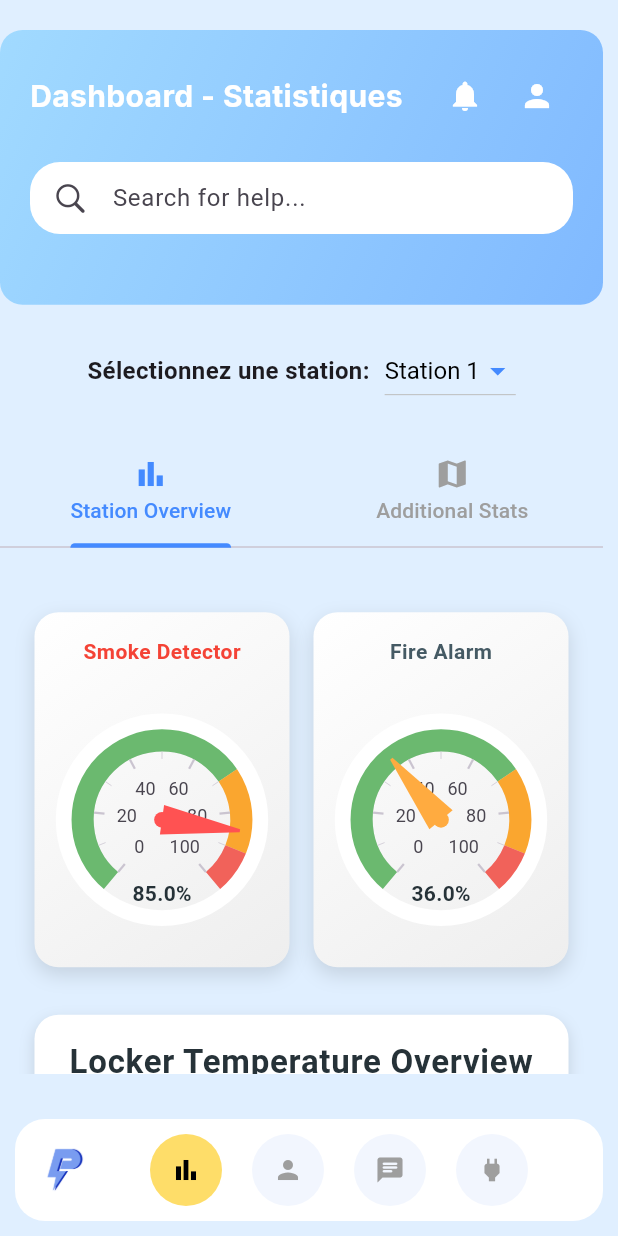
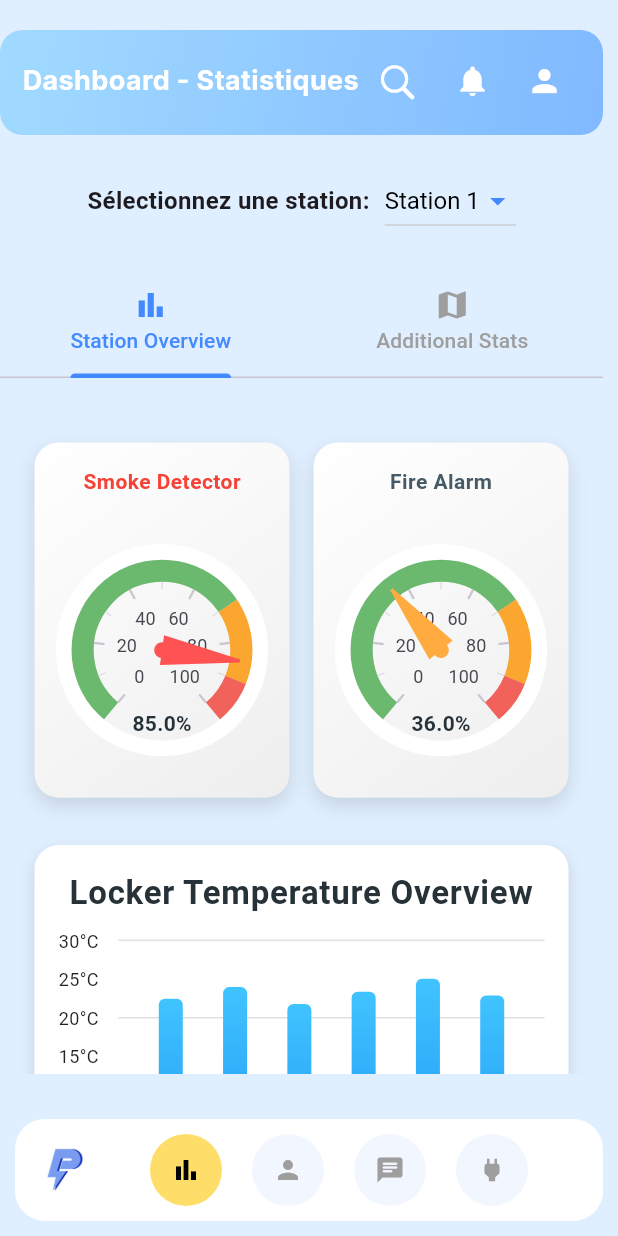
Before and after one commit to nadamankai/SafyPower-Test, a Flutter app: the Statistique screen opened directly, on a phone screen of 412 x 824 dp. Run offline on Flutter 3.47's test engine with Material 3 defaults, Android fonts, the phone set to English and light mode, and no system bars; drawn by our look-alikes of fl_chart, syncfusion_flutter_gauges; our stand-ins replace flutter_svg, flutter_widget_from_html_core, google_fonts; missing offline and left inert: fwfh_webview.

Commit message:
making additional optimization

```diff
--- a/frontend/lib/layout/top_app_bar.dart
+++ b/frontend/lib/layout/top_app_bar.dart
@@ -13,12 +13,12 @@ class TopAppBar extends StatelessWidget {
   @override
   Widget build(BuildContext context) {
     final isMobile = Responsive.isMobile(context);
-    final screenHeight = MediaQuery.of(context).size.height;
+    final screenWidth = MediaQuery.of(context).size.width;
 
     return Container(
       width: double.infinity,
-      height: screenHeight / 4.5, // Adjust header height
-      padding: const EdgeInsets.all(20),
+      height: 70, // Header height
+      padding: const EdgeInsets.symmetric(horizontal: 15, vertical: 10),
       decoration: BoxDecoration(
         gradient: const LinearGradient(
           colors: [Color(0xffA1DAFF), Color(0xff80B9FF)],
@@ -28,20 +28,78 @@ class TopAppBar extends StatelessWidget {
         borderRadius: BorderRadius.circular(15),
       ),
       child: Column(
-        crossAxisAlignment: CrossAxisAlignment.start,
         children: [
+          // Top Row
           Row(
             mainAxisAlignment: MainAxisAlignment.spaceBetween,
+            crossAxisAlignment: CrossAxisAlignment.center,
             children: [
               // Dynamic Title
               Text(
                 title,
                 style: GoogleFonts.inter(
                   fontWeight: FontWeight.bold,
-                  fontSize: isMobile ? 20 : 24,
+                  fontSize: isMobile ? 18 : 22,
                   color: Colors.white,
                 ),
               ),
+              // Search Bar or Icon (depending on screen size)
+              if (isMobile && screenWidth < 450)
+              // Show search icon if screen width < 450
+                IconButton(
+                  onPressed: () {
+                    // Show modal bottom sheet when clicked
+                    showModalBottomSheet(
+                      context: context,
+                      builder: (BuildContext context) {
+                        return Padding(
+                          padding: const EdgeInsets.all(15.0),
+                          child: Column(
+                            mainAxisSize: MainAxisSize.min,
+                            children: [
+                              TextField(
+                                autofocus: true,
+                                decoration: InputDecoration(
+                                  hintText: "Search for help...",
+                                  hintStyle: const TextStyle(fontSize: 14),
+                                  icon: Icon(CupertinoIcons.search),
+                                  border: OutlineInputBorder(
+                                    borderRadius: BorderRadius.circular(15),
+                                  ),
+                                ),
+                              ),
+                            ],
+                          ),
+                        );
+                      },
+                    );
+                  },
+                  icon: Icon(
+                    CupertinoIcons.search,
+                    size: 28,
+                    color: Colors.white,
+                  ),
+                ),
+              if (!isMobile || screenWidth >= 450)
+              // Display search bar directly on larger screens
+                Expanded(
+                  child: Container(
+                    margin: const EdgeInsets.symmetric(horizontal: 15),
+                    padding: const EdgeInsets.symmetric(horizontal: 15),
+                    decoration: BoxDecoration(
+                      borderRadius: BorderRadius.circular(20),
+                      color: Colors.white,
+                    ),
+                    child: TextField(
+                      decoration: InputDecoration(
+                        hintText: "Search for help...",
+                        hintStyle: const TextStyle(fontSize: 14),
+                        icon: Icon(CupertinoIcons.search),
+                        border: InputBorder.none,
+                      ),
+                    ),
+                  ),
+                ),
               // Notification and Profile Icons
               Row(
                 children: [
@@ -51,7 +109,7 @@ class TopAppBar extends StatelessWidget {
                     },
                     icon: Icon(
                       Icons.notifications,
-                      size: isMobile ? 24 : 30,
+                      size: isMobile ? 24 : 28,
                       color: Colors.white,
                     ),
                   ),
@@ -64,7 +122,7 @@ class TopAppBar extends StatelessWidget {
                     },
                     icon: Icon(
                       Icons.person,
-                      size: isMobile ? 24 : 30,
+                      size: isMobile ? 24 : 28,
                       color: Colors.white,
                     ),
                   ),
@@ -72,23 +130,6 @@ class TopAppBar extends StatelessWidget {
               ),
             ],
           ),
-          const SizedBox(height: 20),
-          // Search Bar
-          Container(
-            padding: const EdgeInsets.symmetric(horizontal: 15),
-            decoration: BoxDecoration(
-              borderRadius: BorderRadius.circular(20),
-              color: Colors.white,
-            ),
-            child: TextField(
-              decoration: InputDecoration(
-                hintText: "Search for help...",
-                hintStyle: const TextStyle(fontSize: 16),
-                icon: Icon(CupertinoIcons.search),
-                border: InputBorder.none,
-              ),
-            ),
-          ),
         ],
       ),
     );
--- a/frontend/lib/state/StationState.dart
+++ b/frontend/lib/state/StationState.dart
@@ -16,9 +16,9 @@ class StationsStates extends ChangeNotifier {
     "Station 2": {
       "smokeLevel": 45,
       "fireAlarmStatus": 5,
-      "temperatures": [22.5, 24.0, 21.8, 23.4, 25.1, 22.9],
-      "lockerUsageRates": [75.0, 60.0, 85.0, 50.0, 65.0, 70.0],
-      "averageUsageTime": [30.0, 35.0, 40.0, 25.0, 20.0, 30.0],
+      "temperatures": [29.5, 10.0, 18.8, 26.4, 25.1, 20.9],
+      "lockerUsageRates": [35.0, 70.0, 25.0, 60.0, 15.0, 50.0],
+      "averageUsageTime": [40.0, 15.0, 30.0, 35.0, 10.0, 40.0],
       "pieChartData": {"used": 10.0, "available": 90.0},
 
     },
@@ -26,8 +26,8 @@ class StationsStates extends ChangeNotifier {
       "smokeLevel": 15,
       "fireAlarmStatus": 5,
       "temperatures": [22.5, 24.0, 21.8, 23.4, 25.1, 22.9],
-      "lockerUsageRates": [75.0, 60.0, 85.0, 50.0, 65.0, 70.0],
-      "averageUsageTime": [30.0, 35.0, 40.0, 25.0, 20.0, 30.0],
+      "lockerUsageRates": [85.0, 20.0, 15.0, 50.0, 45.0, 60.0],
+      "averageUsageTime": [10.0, 35.0, 30.0, 15.0, 40.0, 10.0],
       "pieChartData": {"used": 20.0, "available": 80.0},
 
     },
```
Also changed, not shown: frontend/lib/screen/profile_screen.dart (+0 -7 lines).
